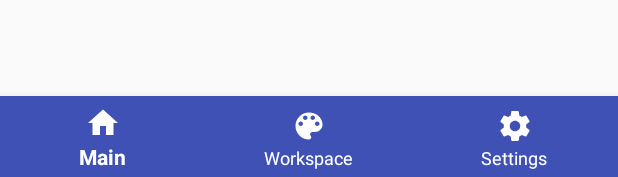
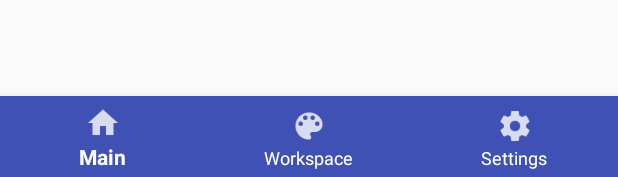
Before and after one commit to sccho96/LyricScan, an Android app: the layout activity_main.xml on its own in the app's theme, with its tools: preview values and no code run, on a phone screen of 412 x 824 dp. Shown: the part 1056-1233 px from the top of the screen. Run offline under Robolectric (Android 15) with nearby library versions, the phone set to English and light mode, and no system bars.

```diff
--- a/app/src/main/res/drawable/ic_home_black_24dp.xml
+++ /dev/null
@@ -1,9 +0,0 @@
-<vector xmlns:android="http://schemas.android.com/apk/res/android"
-        android:width="24dp"
-        android:height="24dp"
-        android:viewportWidth="24.0"
-        android:viewportHeight="24.0">
-    <path
-        android:fillColor="#FFFFFFFF"
-        android:pathData="M10,20v-6h4v6h5v-8h3L12,3 2,12h3v8z"/>
-</vector>
--- a/app/src/main/res/drawable/ic_palette_black_24dp.xml
+++ /dev/null
@@ -1,9 +0,0 @@
-<vector xmlns:android="http://schemas.android.com/apk/res/android"
-        android:width="24dp"
-        android:height="24dp"
-        android:viewportWidth="24.0"
-        android:viewportHeight="24.0">
-    <path
-        android:fillColor="#FFFFFFFF"
-        android:pathData="M12,3c-4.97,0 -9,4.03 -9,9s4.03,9 9,9c0.83,0 1.5,-0.67 1.5,-1.5 0,-0.39 -0.15,-0.74 -0.39,-1.01 -0.23,-0.26 -0.38,-0.61 -0.38,-0.99 0,-0.83 0.67,-1.5 1.5,-1.5L16,16c2.76,0 5,-2.24 5,-5 0,-4.42 -4.03,-8 -9,-8zM6.5,12c-0.83,0 -1.5,-0.67 -1.5,-1.5S5.67,9 6.5,9 8,9.67 8,10.5 7.33,12 6.5,12zM9.5,8C8.67,8 8,7.33 8,6.5S8.67,5 9.5,5s1.5,0.67 1.5,1.5S10.33,8 9.5,8zM14.5,8c-0.83,0 -1.5,-0.67 -1.5,-1.5S13.67,5 14.5,5s1.5,0.67 1.5,1.5S15.33,8 14.5,8zM17.5,12c-0.83,0 -1.5,-0.67 -1.5,-1.5S16.67,9 17.5,9s1.5,0.67 1.5,1.5 -0.67,1.5 -1.5,1.5z"/>
-</vector>
--- a/app/src/main/res/drawable/ic_settings_black_24dp.xml
+++ /dev/null
@@ -1,9 +0,0 @@
-<vector xmlns:android="http://schemas.android.com/apk/res/android"
-        android:width="24dp"
-        android:height="24dp"
-        android:viewportWidth="24.0"
-        android:viewportHeight="24.0">
-    <path
-        android:fillColor="#FFFFFFFF"
-        android:pathData="M19.43,12.98c0.04,-0.32 0.07,-0.64 0.07,-0.98s-0.03,-0.66 -0.07,-0.98l2.11,-1.65c0.19,-0.15 0.24,-0.42 0.12,-0.64l-2,-3.46c-0.12,-0.22 -0.39,-0.3 -0.61,-0.22l-2.49,1c-0.52,-0.4 -1.08,-0.73 -1.69,-0.98l-0.38,-2.65C14.46,2.18 14.25,2 14,2h-4c-0.25,0 -0.46,0.18 -0.49,0.42l-0.38,2.65c-0.61,0.25 -1.17,0.59 -1.69,0.98l-2.49,-1c-0.23,-0.09 -0.49,0 -0.61,0.22l-2,3.46c-0.13,0.22 -0.07,0.49 0.12,0.64l2.11,1.65c-0.04,0.32 -0.07,0.65 -0.07,0.98s0.03,0.66 0.07,0.98l-2.11,1.65c-0.19,0.15 -0.24,0.42 -0.12,0.64l2,3.46c0.12,0.22 0.39,0.3 0.61,0.22l2.49,-1c0.52,0.4 1.08,0.73 1.69,0.98l0.38,2.65c0.03,0.24 0.24,0.42 0.49,0.42h4c0.25,0 0.46,-0.18 0.49,-0.42l0.38,-2.65c0.61,-0.25 1.17,-0.59 1.69,-0.98l2.49,1c0.23,0.09 0.49,0 0.61,-0.22l2,-3.46c0.12,-0.22 0.07,-0.49 -0.12,-0.64l-2.11,-1.65zM12,15.5c-1.93,0 -3.5,-1.57 -3.5,-3.5s1.57,-3.5 3.5,-3.5 3.5,1.57 3.5,3.5 -1.57,3.5 -3.5,3.5z"/>
-</vector>
--- a/app/src/main/res/menu/navigation_items.xml
+++ b/app/src/main/res/menu/navigation_items.xml
@@ -3,16 +3,16 @@
     <item
         android:id="@+id/main_tab"
         android:enabled="true"
-        android:icon="@drawable/ic_home_black_24dp"
+        android:icon="@drawable/ic_home_tab"
         android:title="Main"/>
     <item
         android:id="@+id/workspace_tab"
         android:enabled="true"
-        android:icon="@drawable/ic_palette_black_24dp"
+        android:icon="@drawable/ic_workspace_tab"
         android:title="Workspace"/>
     <item
         android:id="@+id/settings_tab"
         android:enabled="true"
-        android:icon="@drawable/ic_settings_black_24dp"
+        android:icon="@drawable/ic_settings_tab"
         android:title="Settings"/>
 </menu>
```
Also changed, not shown: app/src/main/res/drawable-hdpi/ic_home_tab.png (added), app/src/main/res/drawable-hdpi/ic_settings_tab.png (added), app/src/main/res/drawable-hdpi/ic_workspace_tab.png (added), app/src/main/res/drawable-mdpi/ic_home_tab.png (added), app/src/main/res/drawable-mdpi/ic_settings_tab.png (added), app/src/main/res/drawable-mdpi/ic_workspace_tab.png (added), app/src/main/res/drawable-xhdpi/ic_home_tab.png (added), app/src/main/res/drawable-xhdpi/ic_settings_tab.png (added), app/src/main/res/drawable-xhdpi/ic_workspace_tab.png (added), app/src/main/res/drawable-xxhdpi/ic_home_tab.png (added), app/src/main/res/drawable-xxhdpi/ic_settings_tab.png (added), app/src/main/res/drawable-xxhdpi/ic_workspace_tab.png (added).
